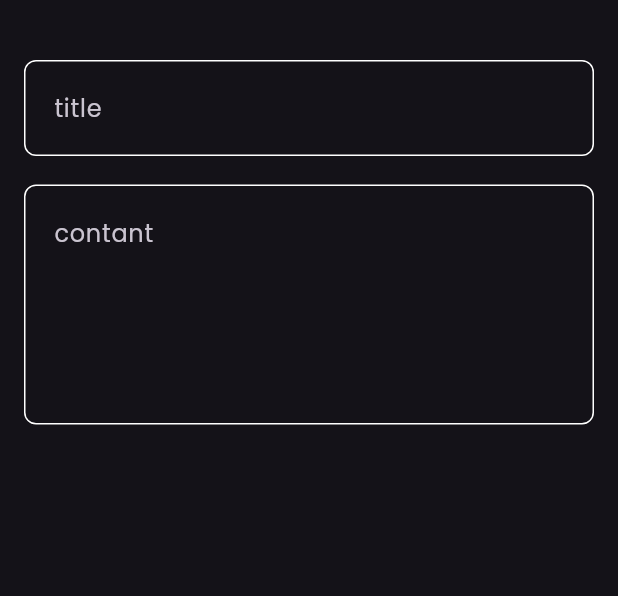
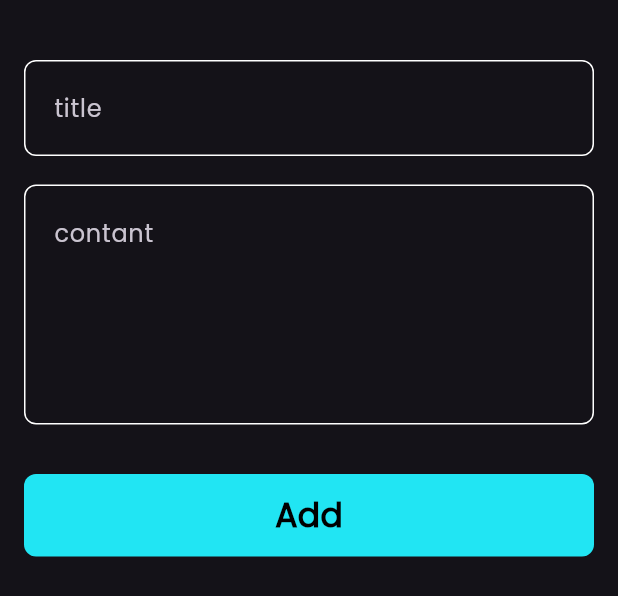
Before and after one commit to ahmedwael111/notes-app, a Flutter app: the AddNoteBottomSheet widget shown alone on an empty page, opened directly, on a phone screen of 412 x 824 dp. Shown: the top 596 px of the screen. Run offline on Flutter 3.47's test engine with Material 3 defaults, Android fonts, the phone set to English and light mode, and no system bars; our stand-ins replace font_awesome_flutter.

Commit message:
finish note bottom sheet

```diff
--- a/lib/widgets/add_note_bottom_Sheet.dart
+++ b/lib/widgets/add_note_bottom_Sheet.dart
@@ -1,29 +1,43 @@
 import 'package:flutter/material.dart';
+import 'package:notes_app/constants.dart';
 import 'package:notes_app/widgets/coustm_text_field.dart';
+import 'package:notes_app/widgets/coustom_bottom.dart';
 
 class AddNoteBottomSheet extends StatelessWidget {
   const AddNoteBottomSheet({super.key});
 
   @override
   Widget build(BuildContext context) {
-    return const Padding(
-      padding: EdgeInsets.symmetric(horizontal: 16),
+    return Padding(
+      padding: const EdgeInsets.symmetric(horizontal: 16),
+      child: SingleChildScrollView(
         child: Column(
           children: [
-          SizedBox(
+            const SizedBox(
               height: 40,
             ),
-          CostomTextField(
+            const CostomTextField(
               hint: 'title',
             ),
-          SizedBox(
+            const SizedBox(
               height: 19,
             ),
-          CostomTextField(
+            const CostomTextField(
               hint: 'contant',
               maxlines: 5,
+            ),
+            const SizedBox(
+              height: 33,
+            ),
+            CostomPottom(
+              color: kPrimaryColor,
+              text: 'Add',
+            ),
+            const SizedBox(
+              height: 33,
             )
           ],
+        ),
       ),
     );
   }
--- /dev/null
+++ b/lib/widgets/coustom_bottom.dart
@@ -0,0 +1,28 @@
+import 'package:flutter/material.dart';
+import 'package:notes_app/constants.dart';
+
+// ignore: must_be_immutable
+class CostomPottom extends StatelessWidget {
+  CostomPottom({super.key, required this.text, this.ontap,this.color = Colors.white});
+  String text;
+  Color color;
+  VoidCallback? ontap;
+  @override
+  Widget build(BuildContext context) {
+    return GestureDetector(
+      onTap: ontap,
+      child: Container(
+        decoration: BoxDecoration(
+            color:color, borderRadius: BorderRadius.circular(8)),
+        height: 55,
+        width: MediaQuery.of(context).size.width,
+        child: Center(
+            child: Text(
+          text,
+          style: const TextStyle(
+              fontSize: 22, fontWeight: FontWeight.bold, color: Colors.black),
+        )),
+      ),
+    );
+  }
+}
```
Lines whose indentation alone changed are shown as unchanged.
